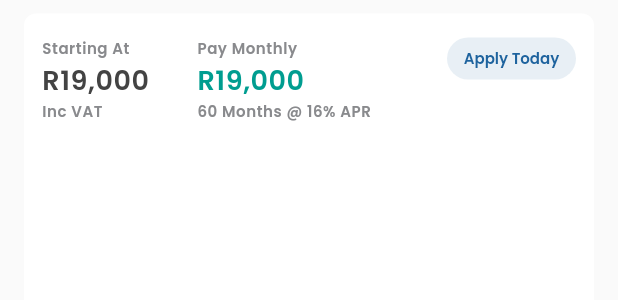
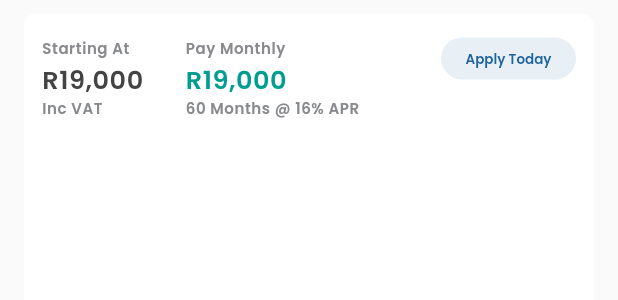
Before and after one commit to iahmadamin/fusionpower, a Flutter app: the KitPriceWidget widget shown alone on an empty page, opened directly, on a phone screen of 412 x 824 dp. Shown: the top 300 px of the screen. Run offline on Flutter 3.47's test engine with Material 2 defaults, Android fonts, the phone set to English and light mode, and no system bars; our stand-ins replace carousel_slider, dotted_line, flutter_svg, get, image_picker, webview_flutter; network calls fail; project files that could hold a hidden picture were left out.

Commit message:
widget overflow issue resolved in kit detail page

```diff
--- a/lib/view/pages/Kit/widgets/kit_price.dart
+++ b/lib/view/pages/Kit/widgets/kit_price.dart
@@ -33,7 +33,7 @@ class KitPriceWidget extends StatelessWidget {
               Text(
                 "R19,000",
                 style: TextStyle(
-                  fontSize: 18,
+                  fontSize: 17,
                   letterSpacing: 0.38,
                   fontWeight: FontWeight.w600,
                   color: greyDark,
@@ -51,7 +51,7 @@ class KitPriceWidget extends StatelessWidget {
             ],
           ),
           const SizedBox(
-            width: 32,
+            width: 28,
           ),
           Column(
             crossAxisAlignment: CrossAxisAlignment.start,
@@ -68,7 +68,7 @@ class KitPriceWidget extends StatelessWidget {
               Text(
                 "R19,000",
                 style: TextStyle(
-                  fontSize: 18,
+                  fontSize: 17,
                   letterSpacing: 0.38,
                   fontWeight: FontWeight.w600,
                   color: Color(0xFF009D90),
@@ -92,9 +92,9 @@ class KitPriceWidget extends StatelessWidget {
             label: "Apply Today",
             onTap: () {},
             height: 28,
-            width: 86,
+            width: 90,
             filled: true,
-            fontSize: 10,
+            fontSize: 9,
           ),
         ],
       ),
--- a/lib/view/pages/Kit/widgets/your_solar_system.dart
+++ b/lib/view/pages/Kit/widgets/your_solar_system.dart
@@ -109,20 +109,20 @@ class YourSolarSystemWidget extends StatelessWidget {
               Text(
                 "You can have a max of ",
                 style: TextStyle(
-                    color: greyDark, fontSize: 12, letterSpacing: 0.38),
+                    color: greyDark, fontSize: 11, letterSpacing: 0.38),
               ),
               Text(
                 "35 Panels",
                 style: TextStyle(
                     decoration: TextDecoration.underline,
                     color: greyDark,
-                    fontSize: 12,
+                    fontSize: 11,
                     letterSpacing: 0.38),
               ),
               Text(
                 " with inverter.",
                 style: TextStyle(
-                    color: greyDark, fontSize: 12, letterSpacing: 0.38),
+                    color: greyDark, fontSize: 11, letterSpacing: 0.38),
               ),
             ],
           ),
```
